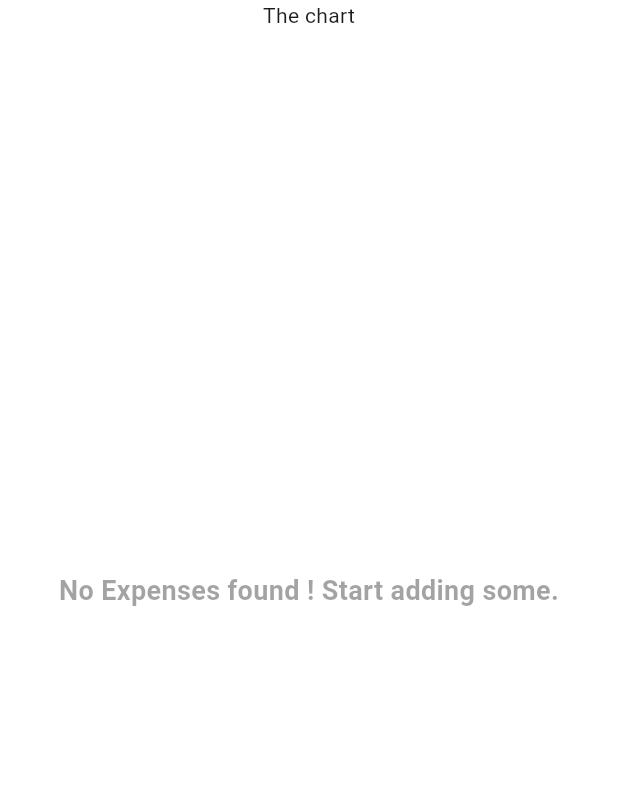
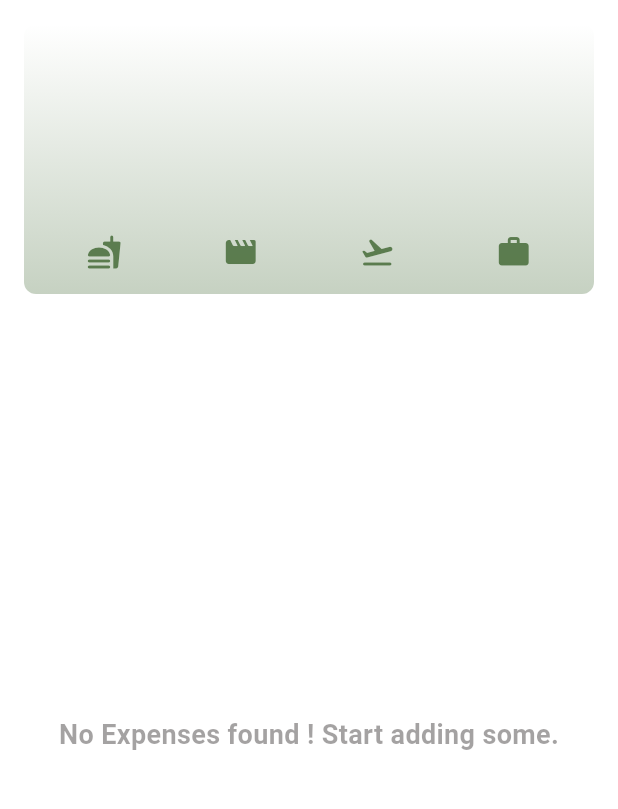
Before and after one commit to AbdelaliDuiche6/Expense-Tracker-App, a Flutter app: the screen it shows after launch, on a phone screen of 412 x 824 dp, the part 84-893 px from its top. Run offline on Flutter 3.47's test engine with Material 3 defaults, Android fonts, the phone set to English and light mode, and no system bars.

Commit message:
Add Chart part to demonstrate most expensive expenses' category.

```diff
--- /dev/null
+++ b/lib/widgets/chart/chart.dart
@@ -0,0 +1,94 @@
+import 'package:flutter/material.dart';
+
+import 'package:expense_tracker/widgets/chart/chart_bar.dart';
+import 'package:expense_tracker/models/expense_model.dart';
+
+class Chart extends StatelessWidget {
+  const Chart({super.key, required this.expenses});
+
+  final List<Expense> expenses;
+
+  List<ExpenseBucket> get buckets {
+    return [
+      ExpenseBucket.forCategory(expenses, Category.food),
+      ExpenseBucket.forCategory(expenses, Category.leisure),
+      ExpenseBucket.forCategory(expenses, Category.travel),
+      ExpenseBucket.forCategory(expenses, Category.work),
+    ];
+  }
+
+  double get maxTotalExpense {
+    double maxTotalExpense = 0;
+
+    for (final bucket in buckets) {
+      if (bucket.totalExpenses > maxTotalExpense) {
+        maxTotalExpense = bucket.totalExpenses;
+      }
+    }
+
+    return maxTotalExpense;
+  }
+
+  @override
+  Widget build(BuildContext context) {
+    final isDarkMode =
+        MediaQuery.of(context).platformBrightness == Brightness.dark;
+    return Container(
+      margin: const EdgeInsets.all(16),
+      padding: const EdgeInsets.symmetric(vertical: 16, horizontal: 8),
+      width: double.infinity,
+      height: 180,
+      decoration: BoxDecoration(
+        borderRadius: BorderRadius.circular(8),
+        gradient: LinearGradient(
+          colors: [
+            Theme.of(context).colorScheme.primary.withOpacity(0.3),
+            Theme.of(context).colorScheme.primary.withOpacity(0.0),
+          ],
+          begin: Alignment.bottomCenter,
+          end: Alignment.topCenter,
+        ),
+      ),
+      child: Column(
+        children: [
+          Expanded(
+            child: Row(
+              crossAxisAlignment: CrossAxisAlignment.end,
+              children: [
+                for (final bucket in buckets) // alternative to map()
+                  ChartBar(
+                    fill:
+                        bucket.totalExpenses == 0
+                            ? 0
+                            : bucket.totalExpenses / maxTotalExpense,
+                  ),
+              ],
+            ),
+          ),
+          const SizedBox(height: 12),
+          Row(
+            children:
+                buckets
+                    .map(
+                      (bucket) => Expanded(
+                        child: Padding(
+                          padding: const EdgeInsets.symmetric(horizontal: 4),
+                          child: Icon(
+                            categoryIcons[bucket.category],
+                            color:
+                                isDarkMode
+                                    ? Theme.of(context).colorScheme.secondary
+                                    : Theme.of(
+                                      context,
+                                    ).colorScheme.primary.withAlpha(210),
+                          ),
+                        ),
+                      ),
+                    )
+                    .toList(),
+          ),
+        ],
+      ),
+    );
+  }
+}
--- a/lib/widgets/expenses.dart
+++ b/lib/widgets/expenses.dart
@@ -1,3 +1,4 @@
+import 'package:expense_tracker/widgets/chart/chart.dart';
 import 'package:flutter/material.dart';
 
 import '../models/expense_model.dart';
@@ -74,7 +75,7 @@ class _ExpensesState extends State<Expenses> {
 
     return Scaffold(
       appBar: AppBar(
-        title: const Text('ExpenseTracker App',),
+        title: const Text('ExpenseTracker App'),
         actions: [
           IconButton(
             onPressed: _openAddExpenseOverlay,
@@ -84,7 +85,10 @@ class _ExpensesState extends State<Expenses> {
         ],
       ),
       body: Column(
-        children: [const Text('The chart'), Expanded(child: mainContent)],
+        children: [
+          Chart(expenses: _registeredExpenses),
+          Expanded(child: mainContent),
+        ],
       ),
     );
   }
```
Also changed, not shown: lib/widgets/chart/chart_bar.dart (added, +33 -0 lines).
